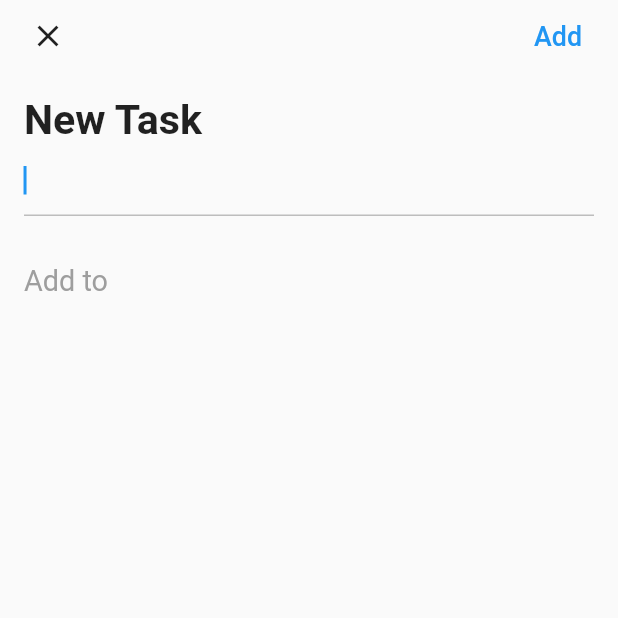
After one commit to vietdhfpt/flutter_todo, a Flutter app: the AddDialog screen opened directly, on a phone screen of 412 x 824 dp, the top half of it. The commit adds this screen. Run offline on Flutter 3.47's test engine with Material 2 defaults, Android fonts, the phone set to English and light mode, and no system bars; our stand-ins replace dotted_border, equatable, flutter_easyloading, get, get_storage, step_progress_indicator; accounts and stored records are empty.

Commit message:
- [f] Add dialog on home screen

```diff
--- a/todo/lib/core/utils/text_styles.dart
+++ b/todo/lib/core/utils/text_styles.dart
@@ -3,8 +3,29 @@ import 'package:flutter/material.dart';
 import 'extensions.dart';
 
 TextStyle titleBigStyle = TextStyle(
-  color: Colors.black,
+  color: Colors.black87,
   letterSpacing: .5,
   fontWeight: FontWeight.bold,
   fontSize: 24.0.sp,
 );
+
+TextStyle titleNormalStyle = TextStyle(
+  color: Colors.black87,
+  fontWeight: FontWeight.bold,
+  fontSize: 20.0.sp,
+);
+
+TextStyle buttonStyle = TextStyle(
+  fontSize: 13.0.sp,
+);
+
+TextStyle titleItemStyle = TextStyle(
+  color: Colors.black87,
+  fontWeight: FontWeight.bold,
+  fontSize: 12.0.sp,
+);
+
+TextStyle normalStyle = TextStyle(
+  color: Colors.black87,
+  fontSize: 12.0.sp,
+);
--- a/todo/lib/modules/home/controller.dart
+++ b/todo/lib/modules/home/controller.dart
@@ -14,6 +14,8 @@ class HomeController extends GetxController {
   final _isDeleting = false.obs;
   bool get isDeleting => _isDeleting.value;
   final tasks = <Task>[].obs;
+
+  final task = Rx<Task?>(null);
 
   @override
   void onInit() {
@@ -36,9 +38,8 @@ class HomeController extends GetxController {
     _isDeleting(value);
   }
 
-  void clearCache() {
-    editController.clear();
-    changeChipIndex(0);
+  void changeTask(Task? newTask) {
+    task(newTask);
   }
 
   bool addTask(Task task) {
@@ -53,4 +54,26 @@ class HomeController extends GetxController {
   bool deleteTask(Task task) {
     return tasks.remove(task);
   }
+
+  bool updateTask(
+    Task task,
+    String title,
+  ) {
+    var todos = task.todos ?? [];
+    if (containsTodo(todos, title)) {
+      return false;
+    }
+
+    var todo = {'title': title, 'done': false};
+    todos.add(todo);
+    var newTask = task.copyWith(todos: todos);
+    int oldTaskIndex = tasks.indexOf(task);
+    tasks[oldTaskIndex] = newTask;
+    tasks.refresh();
+    return true;
+  }
+
+  bool containsTodo(List todos, String title) {
+    return todos.any((element) => element['title'] == title);
+  }
 }
--- /dev/null
+++ b/todo/lib/modules/home/widgets/add_dialog.dart
@@ -0,0 +1,184 @@
+import 'package:flutter/material.dart';
+import 'package:get/get.dart';
+
+import '../../../core/utils/extensions.dart';
+import '../../../core/utils/text_styles.dart';
+import '../../../core/values/constants.dart';
+import '../../../data/models/task.dart';
+import '../../../widgets/easy_loading_manager.dart';
+import '../controller.dart';
+
+class AddDialog extends StatelessWidget {
+  final _controller = Get.find<HomeController>();
+  AddDialog({Key? key}) : super(key: key);
+
+  void _processClose() {
+    Get.back();
+
+    //* Clear cache
+    _controller.editController.clear();
+    _controller.changeTask(null);
+  }
+
+  void _processAddToto() {
+    if (_controller.formKey.currentState!.validate()) {
+      if (_controller.task.value == null) {
+        EasyLoadingManager.showError(
+          status: 'Please select task type',
+        );
+      } else {
+        final result = _controller.updateTask(
+          _controller.task.value!,
+          _controller.editController.text,
+        );
+
+        if (result) {
+          EasyLoadingManager.showSuccess(
+            status: 'Todo item add success',
+          );
+          Get.back();
+          _controller.changeTask(null);
+        } else {
+          EasyLoadingManager.showError(
+            status: 'Todo item already exist',
+          );
+        }
+        _controller.editController.clear();
+      }
+    }
+  }
+
+  @override
+  Widget build(BuildContext context) {
+    return Scaffold(
+      body: Form(
+        key: _controller.formKey,
+        child: ListView(
+          children: [
+            _buildTopNav(),
+            const SizedBox(height: kDefaultSpacing),
+            _buildTitle(),
+            _buildInputText(),
+            _buildAddToTitle(),
+            ..._controller.tasks.map((task) {
+              return _buildItem(task);
+            }).toList(),
+          ],
+        ),
+      ),
+    );
+  }
+
+  Widget _buildTopNav() {
+    return Padding(
+      padding: const EdgeInsets.symmetric(
+        horizontal: kDefaultPadding / 2,
+      ),
+      child: Row(
+        mainAxisAlignment: MainAxisAlignment.spaceBetween,
+        children: [
+          IconButton(
+            onPressed: _processClose,
+            icon: const Icon(Icons.close),
+          ),
+          TextButton(
+            onPressed: _processAddToto,
+            style: ButtonStyle(
+              overlayColor: MaterialStateProperty.all(Colors.transparent),
+            ),
+            child: Text(
+              'Add',
+              style: buttonStyle,
+            ),
+          ),
+        ],
+      ),
+    );
+  }
+
+  Widget _buildTitle() {
+    return Padding(
+      padding: const EdgeInsets.symmetric(
+        horizontal: kDefaultPadding,
+      ),
+      child: Text(
+        'New Task',
+        style: titleNormalStyle,
+      ),
+    );
+  }
+
+  Widget _buildInputText() {
+    return Padding(
+      padding: const EdgeInsets.symmetric(
+        horizontal: kDefaultPadding,
+      ),
+      child: TextFormField(
+        controller: _controller.editController,
+        autofocus: true,
+        decoration: InputDecoration(
+          focusedBorder: UnderlineInputBorder(
+            borderSide: BorderSide(
+              color: Colors.grey[400]!,
+            ),
+          ),
+        ),
+        validator: (value) {
+          if (value == null || value.trim().isEmpty) {
+            return 'Please enter your todo item';
+          }
+
+          return null;
+        },
+      ),
+    );
+  }
+
+  Widget _buildAddToTitle() {
+    return Padding(
+      padding: const EdgeInsets.only(
+        left: kDefaultPadding,
+        right: kDefaultPadding,
+        bottom: kDefaultPadding,
+        top: kDefaultPadding * 2,
+      ),
+      child: Text(
+        'Add to',
+        style: TextStyle(
+          fontSize: 14.0.sp,
+          color: Colors.grey,
+        ),
+      ),
+    );
+  }
+
+  Widget _buildItem(Task task) {
+    return Obx(() {
+      return InkWell(
+        onTap: () => _controller.changeTask(task),
+        child: Padding(
+          padding: const EdgeInsets.symmetric(
+            horizontal: kDefaultPadding,
+            vertical: kDefaultPadding,
+          ),
+          child: Row(
+            children: [
+              Icon(
+                IconData(task.icon, fontFamily: 'MaterialIcons'),
+                color: HexColor.fromHex(task.color),
+              ),
+              const SizedBox(width: kDefaultSpacing),
+              Text(task.title, style: titleItemStyle),
+              const Spacer(),
+              if (_controller.task.value == task)
+                const Icon(
+                  Icons.check,
+                  color: Colors.blue,
+                ),
+            ],
+          ),
+        ),
+      );
+    });
+  }
+}
```
Also changed, not shown: todo/lib/modules/home/view.dart (+32 -17 lines), todo/lib/modules/home/widgets/add_card.dart (+6 -3 lines), todo/lib/widgets/easy_loading_manager.dart (+7 -0 lines).
